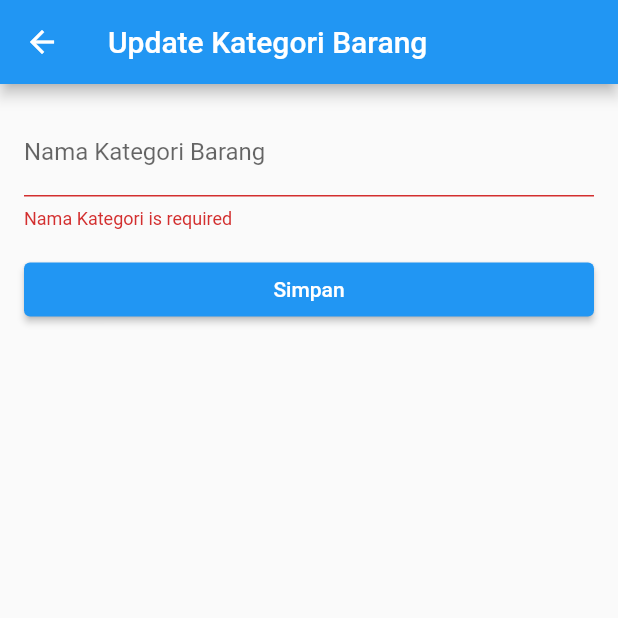
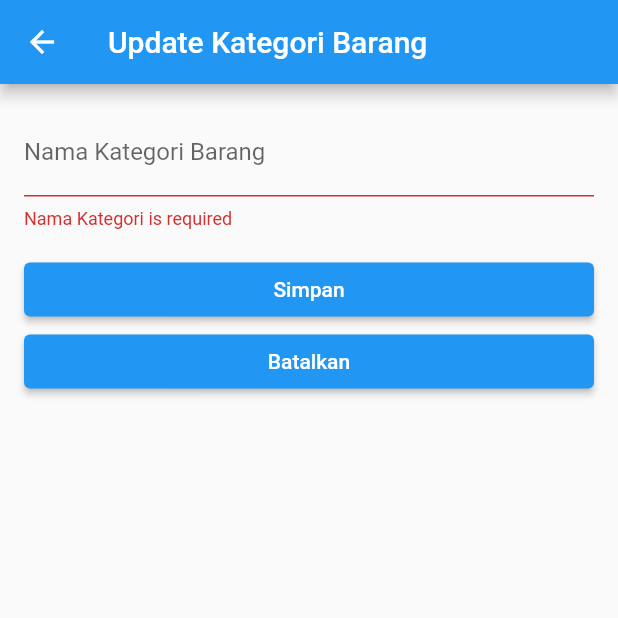
Before and after one commit to Tiarasekarsini/exerciseapi_067, a Flutter app: the UpdateKategoriBarang screen opened directly, after a tap on "Simpan", on a phone screen of 412 x 824 dp, the top half of it. Run offline on Flutter 3.47's test engine with Material 2 defaults, Android fonts, the phone set to English and light mode, and no system bars; network calls fail.

Commit message:
mengedit kode untuk update di controller, model dan view

```diff
--- a/lib/model/kategori_barang_model.dart
+++ b/lib/model/kategori_barang_model.dart
@@ -1,10 +1,10 @@
 import 'dart:convert';
 
 class KategoriBarangModel {
-  final int id;
+  var id;
   final String nama;
   KategoriBarangModel({
-    required this.id,
+    this.id,
     required this.nama,
   });
 
@@ -35,7 +35,7 @@ class KategoriBarangModel {
   String toJson() => json.encode(toMap());
 
   factory KategoriBarangModel.fromJson(String source) =>
-      KategoriBarangModel.fromMap(json.decode(source));
+      KategoriBarangModel.fromMap(json.decode(source) as Map<String, dynamic>);
 
   @override
   String toString() => 'KategoriBarangModel(id: $id, nama: $nama)';
--- a/lib/view/update_kategori_barang.dart
+++ b/lib/view/update_kategori_barang.dart
@@ -7,8 +7,9 @@ import '../model/kategori_barang_model.dart';
 import 'kategori_barang.dart';
 
 class UpdateKategoriBarang extends StatefulWidget {
-  const UpdateKategoriBarang({super.key, this.nama});
-  final String? nama;
+  const UpdateKategoriBarang({super.key, this.namaAsal, this.id});
+  final int? id;
+  final String? namaAsal;
 
   @override
   State<UpdateKategoriBarang> createState() => _UpdateKategoriBarangState();
@@ -16,13 +17,11 @@ class UpdateKategoriBarang extends StatefulWidget {
 
 class _UpdateKategoriBarangState extends State<UpdateKategoriBarang> {
   final kategoriBarangController = KategoriBarangController();
-  int? id;
-  String? nama;
 
-  void updateKategoriBarang() async {
-    KategoriBarangModel kategoriBarang =
-        KategoriBarangModel(nama: nama!, id: id!);
-    await kategoriBarangController.updateKategoriBarang(kategoriBarang);
+  String? namaBaru;
+
+  void updateKategoriBarang(int id, String namaAsal) async {
+    await kategoriBarangController.updateKategoriBarang(id, namaAsal);
   }
 
   @override
@@ -43,8 +42,9 @@ class _UpdateKategoriBarangState extends State<UpdateKategoriBarang> {
                 labelText: 'Nama Kategori Barang',
               ),
               onChanged: (value) {
-                nama = nama;
+                namaBaru = value;
               },
+              initialValue: widget.namaAsal,
               validator: (value) {
                 if (value == null || value.isEmpty) {
                   return 'Nama Kategori is required';
@@ -57,18 +57,32 @@ class _UpdateKategoriBarangState extends State<UpdateKategoriBarang> {
               onPressed: () {
                 if (formkey.currentState!.validate()) {
                   formkey.currentState!.save();
-                  updateKategoriBarang();
+                  kategoriBarangController.updateKategoriBarang(
+                      widget.id!, namaBaru!);
                   Navigator.pushReplacement(
                       context,
                       MaterialPageRoute(
                           builder: (context) => const KategoriBarang()));
 
                   var snackBar =
-                      const SnackBar(content: Text('Data Berhasil Diupdate'));
+                      const SnackBar(content: Text('Data Berhasil Terupdate'));
                   ScaffoldMessenger.of(context).showSnackBar(snackBar);
                 }
               },
               child: const Text('Simpan'),
+            ),
+            ElevatedButton(
+              onPressed: () {
+                Navigator.push(
+                    context,
+                    MaterialPageRoute(
+                        builder: ((context) => const KategoriBarang())));
+
+                var snackBar =
+                    const SnackBar(content: Text('Batal melakukan perubahan'));
+                ScaffoldMessenger.of(context).showSnackBar(snackBar);
+              },
+              child: const Text('Batalkan'),
             ),
           ],
         ),
```
Also changed, not shown: lib/controller/kategori_barang_controller.dart (+5 -6 lines).
